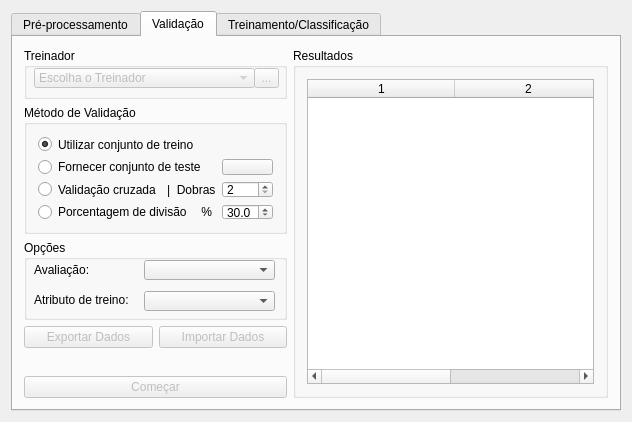
This is Interface/InterfaceFAMA/janela.ui in cristianommsilva/machine-learning-ip-ime as Qt 5 draws it before an edit. The edited form follows.
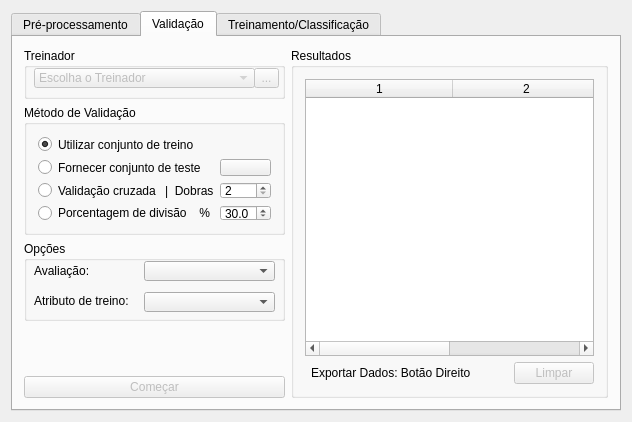
This is the edited form. The open tabs and pages were chosen to show the change. Icons and pictures are not drawn. Custom widgets are drawn as their Qt base class.

```diff
--- a/Interface/InterfaceFAMA/janela.ui
+++ b/Interface/InterfaceFAMA/janela.ui
@@ -678,14 +678,14 @@
          </widget>
         </widget>
        </item>
-       <item row="0" column="2" rowspan="6">
+       <item row="0" column="2" rowspan="5">
         <widget class="QGroupBox" name="groupBox_resultadosValidacao">
          <property name="title">
           <string>Resultados</string>
          </property>
          <layout class="QGridLayout" name="gridLayout_6">
-          <item row="0" column="0">
-           <widget class="QTableWidget" name="tableWidget_resultadosValidacao">
+          <item row="0" column="0" colspan="4">
+           <widget class="TabWidgetDados" name="tableWidget_resultadosValidacao">
             <property name="editTriggers">
              <set>QAbstractItemView::NoEditTriggers</set>
             </property>
@@ -720,6 +720,40 @@
             <column/>
            </widget>
           </item>
+          <item row="1" column="3">
+           <widget class="QPushButton" name="pushButton_clear">
+            <property name="enabled">
+             <bool>false</bool>
+            </property>
+            <property name="text">
+             <string>Limpar</string>
+            </property>
+            <property name="icon">
+             <iconset>
+              <normaloff>../imagens/clear.png</normaloff>../imagens/clear.png</iconset>
+            </property>
+           </widget>
+          </item>
+          <item row="1" column="1">
+           <widget class="QLabel" name="label_exportar">
+            <property name="text">
+             <string>Exportar Dados: Botão Direito</string>
+            </property>
+           </widget>
+          </item>
+          <item row="1" column="2">
+           <spacer name="horizontalSpacer">
+            <property name="orientation">
+             <enum>Qt::Horizontal</enum>
+            </property>
+            <property name="sizeHint" stdset="0">
+             <size>
+              <width>40</width>
+              <height>20</height>
+             </size>
+            </property>
+           </spacer>
+          </item>
          </layout>
         </widget>
        </item>
@@ -899,35 +933,7 @@
          </widget>
         </widget>
        </item>
-       <item row="3" column="0">
-        <widget class="QPushButton" name="pushButton_exportarDados">
-         <property name="enabled">
-          <bool>false</bool>
-         </property>
-         <property name="text">
-          <string>Exportar Dados</string>
-         </property>
-         <property name="icon">
-          <iconset>
-           <normaloff>../imagens/flecha.png</normaloff>../imagens/flecha.png</iconset>
-         </property>
-        </widget>
-       </item>
-       <item row="3" column="1">
-        <widget class="QPushButton" name="pushButton_importarDados">
-         <property name="enabled">
-          <bool>false</bool>
-         </property>
-         <property name="text">
-          <string>Importar Dados</string>
-         </property>
-         <property name="icon">
-          <iconset>
-           <normaloff>../imagens/flecha2.png</normaloff>../imagens/flecha2.png</iconset>
-         </property>
-        </widget>
-       </item>
-       <item row="4" column="0" colspan="2">
+       <item row="3" column="0" colspan="2">
         <spacer name="verticalSpacer">
          <property name="orientation">
           <enum>Qt::Vertical</enum>
@@ -940,7 +946,7 @@
          </property>
         </spacer>
        </item>
-       <item row="5" column="0" colspan="2">
+       <item row="4" column="0" colspan="2">
         <widget class="QPushButton" name="pushButton_start">
          <property name="enabled">
           <bool>false</bool>
@@ -1568,6 +1574,13 @@
   </layout>
  </widget>
  <layoutdefault spacing="6" margin="11"/>
+ <customwidgets>
+  <customwidget>
+   <class>TabWidgetDados</class>
+   <extends>QTableWidget</extends>
+   <header>tabwidgetdados.h</header>
+  </customwidget>
+ </customwidgets>
  <resources/>
  <connections>
   <connection>
```
Left out of the diff: 83 changed lines with no effect on the pictures.
